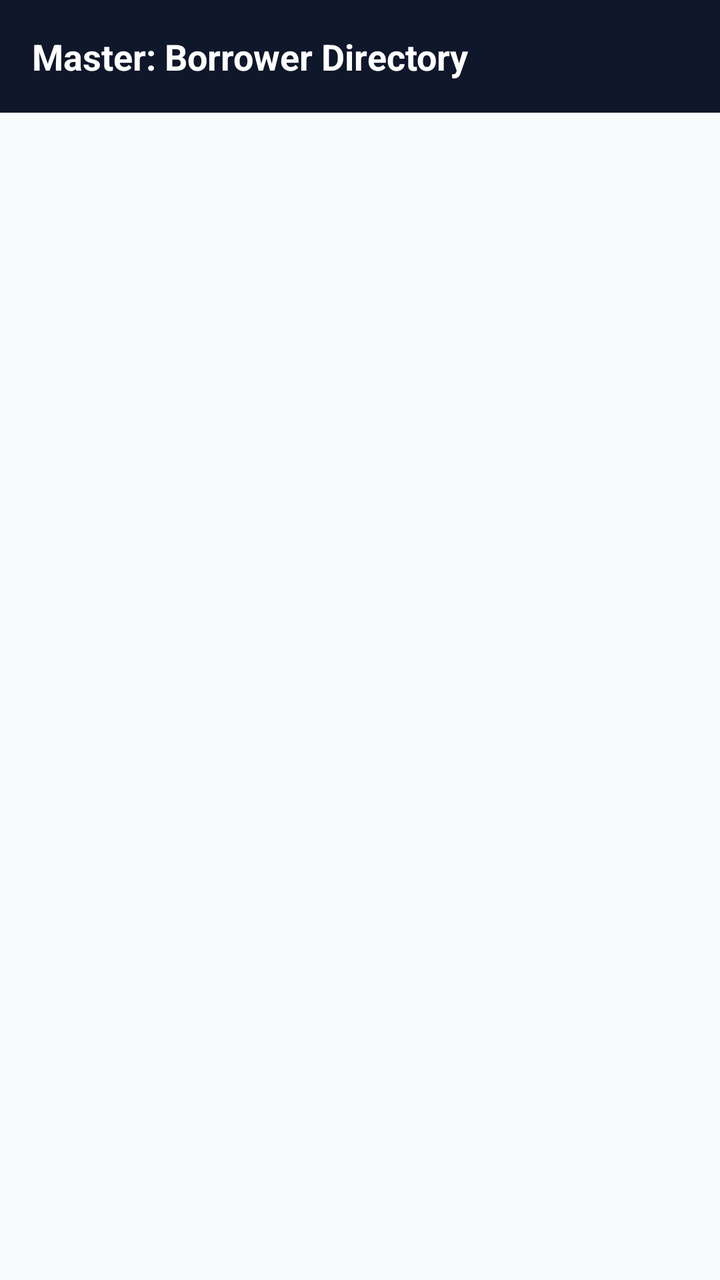
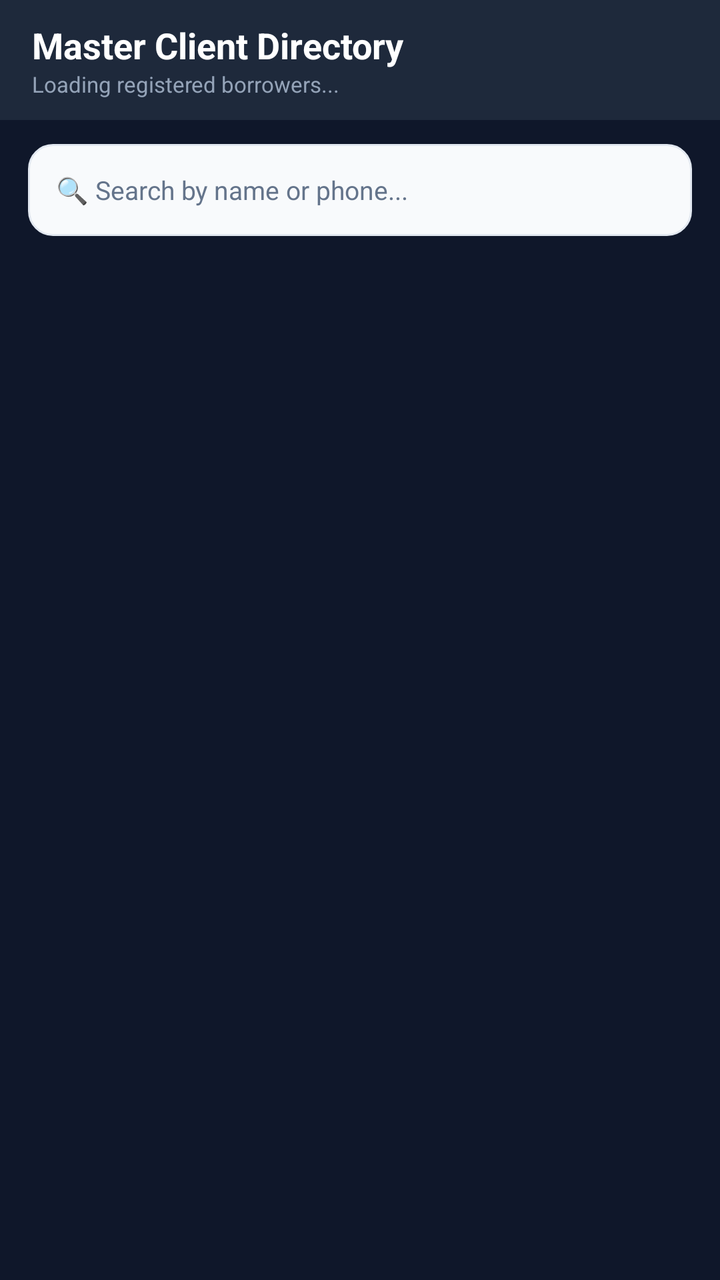

Two renders of the same Android screen: before a commit and after it. Below are the layout's source before the change and the commit's diff.
<!-- AndroidManifest.xml: application theme Theme.QuickLoan -->
<!-- res/layout/activity_master.xml -->
<?xml version="1.0" encoding="utf-8"?>
<LinearLayout xmlns:android="http://schemas.android.com/apk/res/android"
    android:layout_width="match_parent"
    android:layout_height="match_parent"
    android:background="@color/surface_bg"
    android:orientation="vertical">

    <TextView
        android:layout_width="match_parent"
        android:layout_height="wrap_content"
        android:background="@color/brand_primary"
        android:padding="16dp"
        android:text="Master: Borrower Directory"
        android:textColor="#FFFFFF"
        android:textSize="18sp"
        android:textStyle="bold" />

    <androidx.recyclerview.widget.RecyclerView
        android:id="@+id/rvMasterCustomers"
        android:layout_width="match_parent"
        android:layout_height="match_parent"
        android:padding="12dp" />
</LinearLayout>
<!-- resources referenced by this layout -->
<resources>
  <color name="brand_primary">#0F172A</color>
  <color name="surface_bg">#F8FAFC</color>
  <style name="Theme.QuickLoan" parent="Theme.MaterialComponents.Light.NoActionBar">
          
          <item name="colorPrimary">@color/primary</item>
          <item name="colorPrimaryDark">@color/primary_dark</item>
          <item name="colorAccent">@color/accent</item>
          <item name="android:windowBackground">@color/background</item>
  
          
          <item name="editTextColor">@color/text_main</item>
          <item name="android:editTextColor">@color/text_main</item>
          <item name="android:textColor">@color/text_main</item>
          <item name="android:textColorHint">@color/text_muted</item>
      </style>
  <color name="primary">#0F172A</color>
  <color name="primary_dark">#020617</color>
  <color name="accent">#4F46E5</color>
  <color name="background">#F8FAFC</color>
  <color name="text_main">#0F172A</color>
  <color name="text_muted">#64748B</color>
</resources>

<!-- the commit's change to res/layout/activity_master.xml (unified diff, before → after) -->
@@ -1,23 +1,81 @@
 <?xml version="1.0" encoding="utf-8"?>
 <LinearLayout xmlns:android="http://schemas.android.com/apk/res/android"
+    xmlns:app="http://schemas.android.com/apk/res-auto"
     android:layout_width="match_parent"
     android:layout_height="match_parent"
-    android:background="@color/surface_bg"
+    android:background="#0F172A"
     android:orientation="vertical">
 
-    <TextView
+    
+    <LinearLayout
+        android:layout_width="match_parent"
+        android:layout_height="60dp"
+        android:background="#1E293B"
+        android:gravity="center_vertical"
+        android:orientation="horizontal"
+        android:paddingHorizontal="16dp">
+
+        <LinearLayout
+            android:layout_width="0dp"
+            android:layout_height="wrap_content"
+            android:layout_weight="1"
+            android:orientation="vertical">
+
+            <TextView
+                android:layout_width="wrap_content"
+                android:layout_height="wrap_content"
+                android:text="Master Client Directory"
+                android:textColor="#FFFFFF"
+                android:textSize="18sp"
+                android:textStyle="bold" />
+
+            <TextView
+                android:id="@+id/tvTotalClientCount"
+                android:layout_width="wrap_content"
+                android:layout_height="wrap_content"
+                android:text="Loading registered borrowers..."
+                android:textColor="#94A3B8"
+                android:textSize="11sp" />
+        </LinearLayout>
+    </LinearLayout>
+
+    
+    <LinearLayout
         android:layout_width="match_parent"
         android:layout_height="wrap_content"
-        android:background="@color/brand_primary"
-        android:padding="16dp"
-        android:text="Master: Borrower Directory"
-        android:textColor="#FFFFFF"
-        android:textSize="18sp"
-        android:textStyle="bold" />
+        android:paddingHorizontal="14dp"
+        android:paddingTop="12dp">
+
+        <EditText
+            android:id="@+id/etSearchMaster"
+            android:layout_width="match_parent"
+            android:layout_height="46dp"
+            android:background="@drawable/edittext_bg"
+            android:hint="🔍 Search by name or phone..."
+            android:inputType="text"
+            android:paddingHorizontal="14dp"
+            android:textColor="#FFFFFF"
+            android:textColorHint="#64748B"
+            android:textSize="13sp" />
+    </LinearLayout>
+
+    <TextView
+        android:id="@+id/tvEmptyMaster"
+        android:layout_width="match_parent"
+        android:layout_height="wrap_content"
+        android:gravity="center"
+        android:padding="30dp"
+        android:text="No registered clients found"
+        android:textColor="#64748B"
+        android:visibility="gone" />
 
     <androidx.recyclerview.widget.RecyclerView
         android:id="@+id/rvMasterCustomers"
         android:layout_width="match_parent"
         android:layout_height="match_parent"
-        android:padding="12dp" />
+        android:clipToPadding="false"
+        android:paddingHorizontal="8dp"
+        android:paddingTop="8dp"
+        android:paddingBottom="16dp" />
+
 </LinearLayout>
<!-- resource entries referenced after the edit -->
@@ -1,7 +1,12 @@
 <!-- resources referenced by this layout -->
 <resources>
-  <color name="brand_primary">#0F172A</color>
-  <color name="surface_bg">#F8FAFC</color>
+  <!-- drawable edittext_bg (drawable) -->
+  <?xml version="1.0" encoding="utf-8"?>
+  <shape xmlns:android="http://schemas.android.com/apk/res/android">
+      <solid android:color="#F8FAFC" />
+      <stroke android:width="1dp" android:color="#E2E8F0" />
+      <corners android:radius="12dp" />
+  </shape>
   <style name="Theme.QuickLoan" parent="Theme.MaterialComponents.Light.NoActionBar">
           
           <item name="colorPrimary">@color/primary</item>
